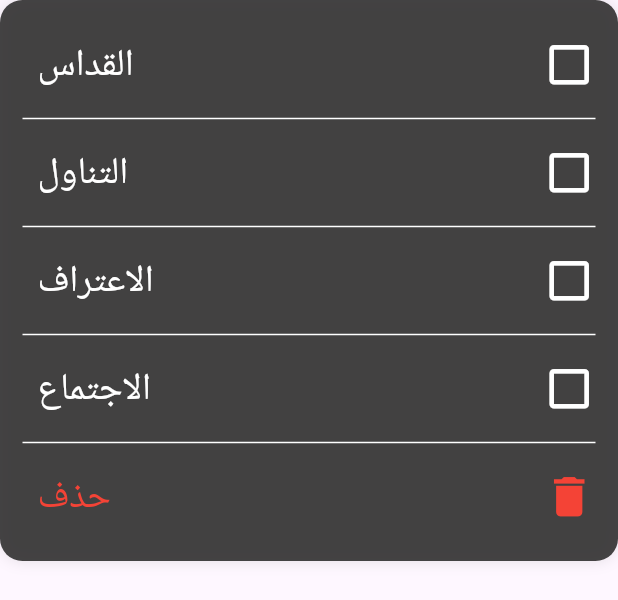
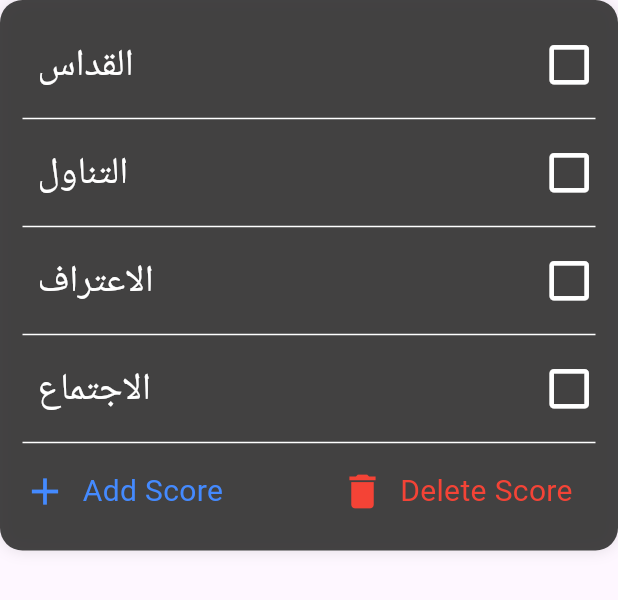
Before and after one commit to Youssefesssam/start, a Flutter app: the Menu widget shown alone on an empty page, opened directly, after a tap on the "check box outline blank" icon, after a tap on the "delete" icon, on a phone screen of 412 x 824 dp. Shown: the top 600 px of the screen. Run offline on Flutter 3.47's test engine with Material 3 defaults, Android fonts, the light colour scheme and no system bars; our stand-ins replace carousel_slider, cloud_firestore, firebase_core, fl_chart; missing offline and left inert: custom_pop_up_menu_fork, d_chart, status_alert; accounts and stored records are empty; generated files the repository leaves out were written again.

Commit message:
add massScore,communionScore,confessionScore,meetingScore to firebase

```diff
--- a/lib/firebase/ModelInfoUser.dart
+++ b/lib/firebase/ModelInfoUser.dart
@@ -1,18 +1,34 @@
 class ModelInfoUser {
   static const String collection = 'data';
-  late int count;
+  late int score;
+  late int massScore;
+  late int communionScore;
+  late int confessionScore;
+  late int meetingScore;
 
   ModelInfoUser({
-    required this.count,
+    required this.score,
+    required this.massScore,
+    required this.communionScore,
+    required this.confessionScore,
+    required this.meetingScore,
   });
 
   ModelInfoUser.fromJson(Map<String, dynamic> json) {
-    count = json["count"] as int;
+    score = json["score"] as int;
+    massScore = json["massScore"] as int;
+    communionScore = json["communionScore"] as int;
+    confessionScore = json["confessionScore"] as int;
+    meetingScore = json["meetingScore"] as int;
   }
 
   Map<String, dynamic> toJson() {
     return {
-      'count': count,
+      'score': score,
+      'massScore': massScore,
+      'communionScore': communionScore,
+      'confessionScore': confessionScore,
+      'meetingScore': meetingScore,
     };
   }
 }
--- a/lib/ui/screens/features/featuresHomeScreenLeaders/ScreenHomeLeaders/menu.dart
+++ b/lib/ui/screens/features/featuresHomeScreenLeaders/ScreenHomeLeaders/menu.dart
@@ -1,4 +1,7 @@
 import 'package:flutter/material.dart';
+
+import '../../../../../firebase/ModelInfoUser.dart';
+import '../../../../../firebase/firebase.dart';
 
 class Menu extends StatefulWidget {
   const Menu({super.key});
@@ -8,13 +11,20 @@ class Menu extends StatefulWidget {
 }
 
 class _MenuState extends State<Menu> {
-  int score = 0; // إجمالي النقاط
-  final Map<String, bool> states = { // حالة كل عنصر
-    "mass": false,
-    "communion": false,
-    "confession": false,
-    "meeting": false,
-  };
+  int totalScore = 0; // إجمالي النقاط
+
+  // حالات العناصر ونقاطها
+  bool isMassActive = false;
+  int massScore = 0;
+
+  bool isCommunionActive = false;
+  int communionScore = 0;
+
+  bool isConfessionActive = false;
+  int confessionScore = 0;
+
+  bool isMeetingActive = false;
+  int meetingScore = 0;
 
   @override
   Widget build(BuildContext context) {
@@ -33,37 +43,73 @@ class _MenuState extends State<Menu> {
       child: Column(
         mainAxisSize: MainAxisSize.min,
         children: [
-          buildRow("القداس", "mass"),
+          buildRow("القداس", isMassActive, massScore, () => toggleState("mass")),
           const Divider(thickness: 1, color: Colors.white),
-          buildRow("التناول", "communion"),
+          buildRow("التناول", isCommunionActive, communionScore, () => toggleState("communion")),
           const Divider(thickness: 1, color: Colors.white),
-          buildRow("الاعتراف", "confession"),
+          buildRow("الاعتراف", isConfessionActive, confessionScore, () => toggleState("confession")),
           const Divider(thickness: 1, color: Colors.white),
-          buildRow("الاجتماع", "meeting"),
+          buildRow("الاجتماع", isMeetingActive, meetingScore, () => toggleState("meeting")),
           const Divider(thickness: 1, color: Colors.white),
           Row(
             children: [
-              Container(
-                margin: const EdgeInsets.all(10),
-                child: const Text(
-                  "حذف",
-                  style: TextStyle(fontSize: 25, color: Colors.red),
+              InkWell(
+                onTap: (){
+                  addScoreUser(
+                    totalScore,
+                    massScore,
+                    communionScore,
+                    confessionScore,
+                    meetingScore,
+                  );
+                },
+                child: const Icon(Icons.add, color: Colors.blueAccent, size: 30),
+              ),
+              InkWell(
+                onTap: (){
+                  addScoreUser(
+                    totalScore,
+                    massScore,
+                    communionScore,
+                    confessionScore,
+                    meetingScore,
+                  );
+                },
+                child: Container(
+                  margin: const EdgeInsets.all(10),
+                  child: const Text(
+                    "Add Score",
+                    style: TextStyle(fontSize: 20, color: Colors.blueAccent),
+                  ),
                 ),
               ),
-              const Spacer(),
+
+              Spacer(),
               InkWell(
-                onTap: resetScore,
-                child: const Icon(Icons.delete, color: Colors.red, size: 35),
+                onTap: resetScores,
+                child: const Icon(Icons.delete, color: Colors.red, size: 30),
               ),
+              InkWell(
+                onTap: resetScores,
+                child: Container(
+                  margin: const EdgeInsets.all(10),
+                  child: const Text(
+                    "Delete Score ",
+                    style: TextStyle(fontSize: 20, color: Colors.red),
+                  ),
+                ),
+              ),
+
             ],
           ),
+
         ],
       ),
     );
   }
 
-  /// إنشاء صف عنصر واحد مع أنيميشن
-  Widget buildRow(String label, String key) {
+  // Create row for each item
+  Widget buildRow(String label, bool isActive, int score, VoidCallback toggle) {
     return Row(
       children: [
         Container(
@@ -76,27 +122,27 @@ class _MenuState extends State<Menu> {
         const Spacer(),
         AnimatedSwitcher(
           duration: const Duration(milliseconds: 300),
-          child: states[key]!
-              ? const Text(
-            "+25",
-            key: ValueKey("visible"),
-            style: TextStyle(color: Colors.green, fontSize: 20),
+          child: isActive
+              ? Text(
+            "+$score",
+            key: ValueKey(label),
+            style: const TextStyle(color: Colors.green, fontSize: 20),
           )
               : const SizedBox(key: ValueKey("hidden")),
         ),
         const SizedBox(width: 10),
         InkWell(
-          onTap: () => toggleState(key),
+          onTap: toggle,
           child: AnimatedSwitcher(
             duration: const Duration(milliseconds: 300),
             transitionBuilder: (child, animation) {
               return ScaleTransition(scale: animation, child: child);
             },
             child: Icon(
-              states[key]!
+              isActive
                   ? Icons.check_box
                   : Icons.check_box_outline_blank_outlined,
-              key: ValueKey(states[key]),
+              key: ValueKey(isActive),
               color: Colors.white,
               size: 35,
             ),
@@ -106,28 +152,87 @@ class _MenuState extends State<Menu> {
     );
   }
 
-  /// تحديث الحالة عند الضغط
+  // Update the state for each item
   void toggleState(String key) {
     setState(() {
-      if (states[key] == true) {
-        // إذا كان مفعل، قم بإلغاء النقاط
-        states[key] = false;
-        score -= 25;
-      } else {
-        // إذا كان غير مفعل، أضف النقاط
-        states[key] = true;
-        score += 25;
+      if (key == "mass") {
+        if (isMassActive) {
+          isMassActive = false;
+          massScore = 0;
+          totalScore -= 25;
+        } else {
+          isMassActive = true;
+          massScore = 25;
+          totalScore += 25;
+        }
+      } else if (key == "communion") {
+        if (isCommunionActive) {
+          isCommunionActive = false;
+          communionScore = 0;
+          totalScore -= 25;
+        } else {
+          isCommunionActive = true;
+          communionScore = 25;
+          totalScore += 25;
+        }
+      } else if (key == "confession") {
+        if (isConfessionActive) {
+          isConfessionActive = false;
+          confessionScore = 0;
+          totalScore -= 25;
+        } else {
+          isConfessionActive = true;
+          confessionScore = 25;
+          totalScore += 25;
+        }
+      } else if (key == "meeting") {
+        if (isMeetingActive) {
+          isMeetingActive = false;
+          meetingScore = 0;
+          totalScore -= 25;
+        } else {
+          isMeetingActive = true;
+          meetingScore = 25;
+          totalScore += 25;
+        }
       }
     });
-    print("Score: $score");
+    print("Total Score: $totalScore");
   }
 
-  /// إعادة تعيين النقاط والحالات
-  void resetScore() {
+  // Reset all scores and states
+  void resetScores() {
     setState(() {
-      score = 0;
-      states.updateAll((key, value) => false);
+      totalScore = 0;
+      isMassActive = false;
+      massScore = 0;
+      isCommunionActive = false;
+      communionScore = 0;
+      isConfessionActive = false;
+      confessionScore = 0;
+      isMeetingActive = false;
+      meetingScore = 0;
     });
-    print("Score reset: $score");
+    print("Scores reset. Total Score: $totalScore");
   }
+  void addScoreUser(int score, int massScoreDB, int communionScoreDB, int confessionScoreDB, int meetingScoreDB) {
+    print("Start adding data");
+
+    // Create a model instance with the required data
+    ModelInfoUser modelInfoUser = ModelInfoUser(
+      score: score,
+      massScore: massScoreDB,
+      communionScore: communionScoreDB,
+      confessionScore: confessionScoreDB,
+      meetingScore: meetingScoreDB,
+    );
+
+    FirebaseUtils.addData(modelInfoUser).then((value) {
+          print("Data added successfully!");
+    }).catchError((error) {
+      print(error);
+
+    });
+  }
+
 }
--- a/lib/ui/screens/features/featuresHomeScreenUsers/appBarUser/setting/setting.dart
+++ b/lib/ui/screens/features/featuresHomeScreenUsers/appBarUser/setting/setting.dart
@@ -62,7 +62,7 @@ class _SettingState extends State<Setting> {
             child: ElevatedButton(
               style: ButtonStyle(backgroundColor: MaterialStateColor.resolveWith((states) => Colors.green)),
               onPressed: () {
-                counter(count);
+               // counter(count);
                 setState(() {});
               },
               child: Text("Add"),
@@ -73,12 +73,3 @@ class _SettingState extends State<Setting> {
     );
   }
 }
-
-
-  void counter(int count) {
-    print("start add data");
-    ModelInfoUser modelInfoUser = ModelInfoUser(count: count);
-    print("data is send ${modelInfoUser.toJson()}");
-
-    FirebaseUtils.addData(modelInfoUser);
-  }
```
